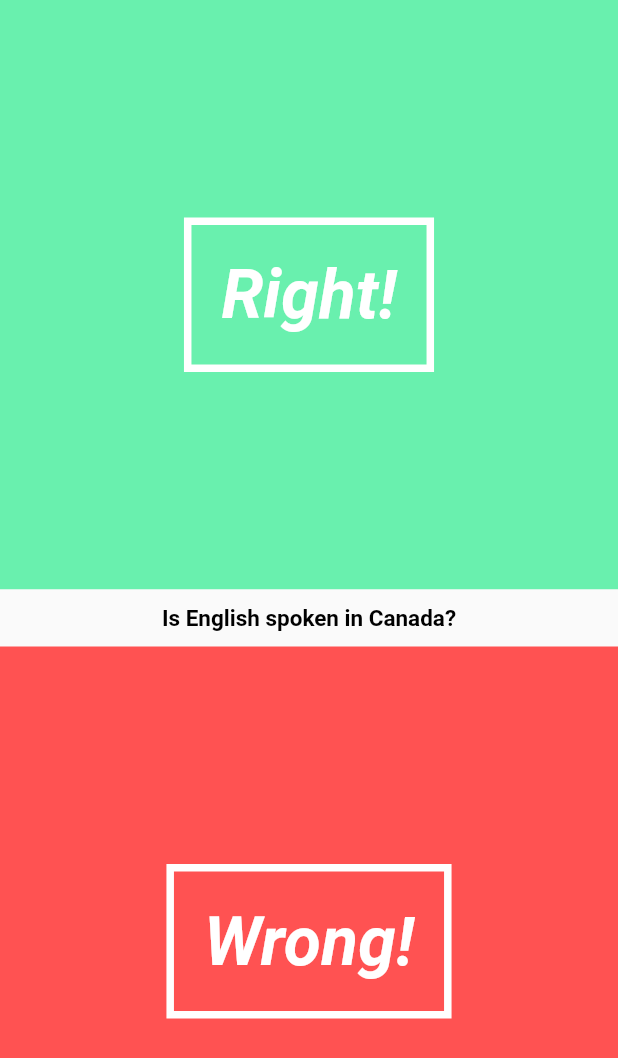
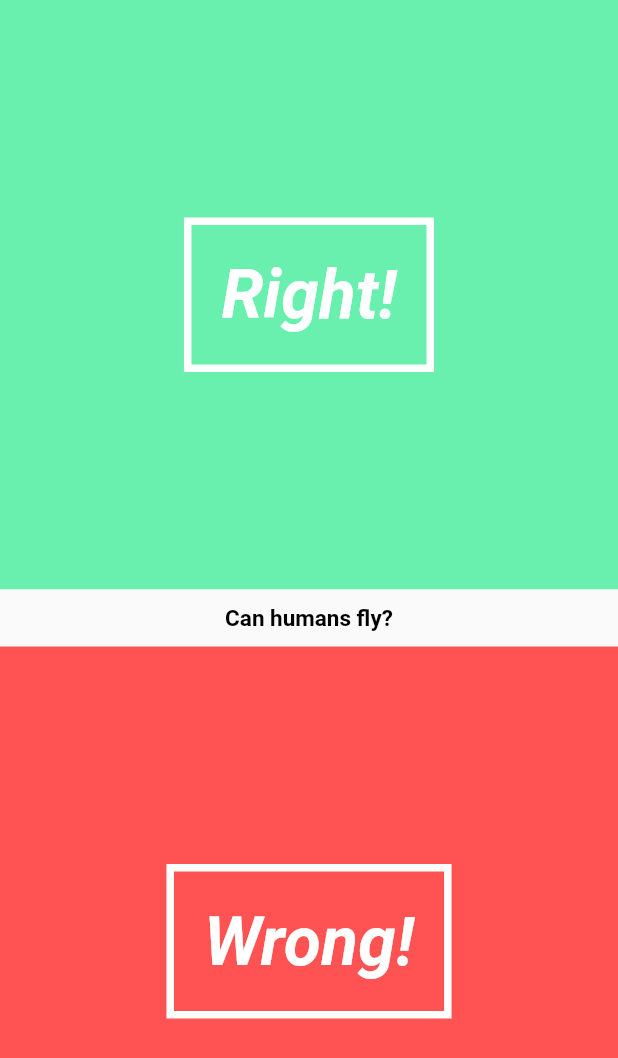
Before and after one commit to brilliant-ember/Quiz_App, a Flutter app: the screen it shows after launch, on a phone screen of 412 x 824 dp. Shown: the top 1058 px of the screen. Run offline on Flutter 3.47's test engine with Material 2 defaults, Android fonts, the phone set to English and light mode, and no system bars.

Commit message:
fixed question mot changing bug

```diff
--- a/lib/UI/questionText.dart
+++ b/lib/UI/questionText.dart
@@ -5,7 +5,7 @@ class QuestionText extends StatefulWidget{
   QuestionText(this.question);
   @override
     State<StatefulWidget> createState() {
-      return new TheState(question);
+      return new TheState();
     }
 }
 
@@ -22,14 +22,13 @@ class TheState extends State<QuestionText> with SingleTickerProviderStateMixin{
     _fontSizeAnimeController.forward();
   }
 
-  String _question;
-  TheState(this._question);
+
   @override
   Widget build(BuildContext c){
     return new Material(
             child: new Padding(
               padding: new EdgeInsets.symmetric(vertical:10.0),
-              child: new Center(child: Text(_question,
+              child: new Center(child: Text(widget.question,
               style: new TextStyle(fontSize: _fontSizeAnime.value *15, color: Colors.black, fontWeight:  FontWeight.bold),)
                 )
             )
--- a/lib/pages/quizPage.dart
+++ b/lib/pages/quizPage.dart
@@ -9,8 +9,6 @@ class QuizPage extends StatefulWidget {
   // the QuizPageState class
   @override
   State createState() => new QuizPageState();
-
-
 }
 
 // the state class
@@ -22,7 +20,8 @@ class QuizPageState extends State<QuizPage> {
   bool overlay=false;
   Quiz quiz = new Quiz([
     new Question("Can humans fly?", false),
-    new Question("Is English spoken in Canada?", true)
+    new Question("Is English spoken in Canada?", true),
+    new Question("Is my name Mo?", true)
   ]);
 
   @override
@@ -46,7 +45,13 @@ class QuizPageState extends State<QuizPage> {
              new AnswerBtn("Wrong!", false, (){handleAnswer(false);} ),
         ],//childeren
       ),//column
-      overlay ? new ResponceOverlay(isCorrect) : new Container()
+      overlay ? new ResponceOverlay(isCorrect, (){
+       currentQ = quiz.nextQuestion;
+        this.setState((){
+          overlay = false;
+          qText = currentQ.question;});
+
+      }) : new Container()
       ],
     );
   }
```
Also changed, not shown: lib/UI/responceOverlay.dart (+4 -3 lines).
